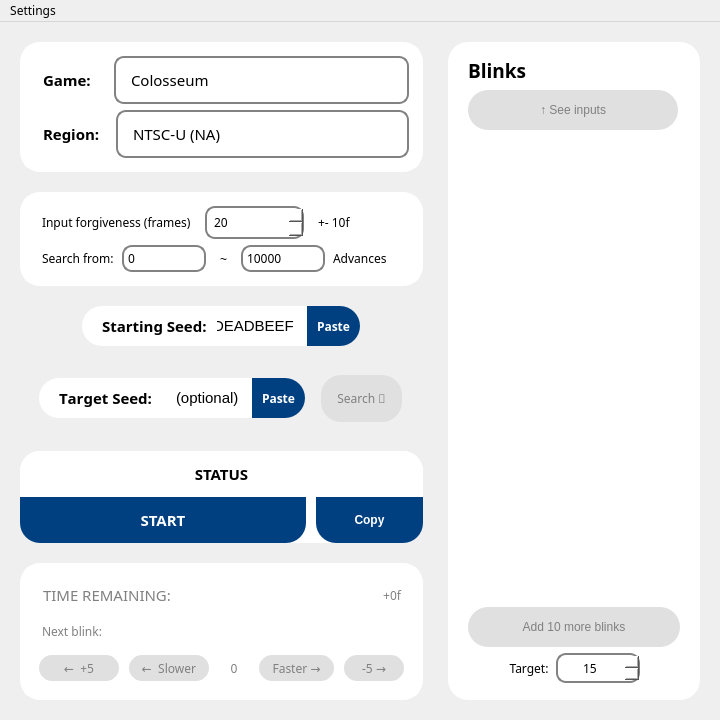
First picture: the form in OpenBlink/GuiProjectBackup/OpenBlink2/mainwindow.ui, repository KapitalRoser/OpenBlink, before the edit.
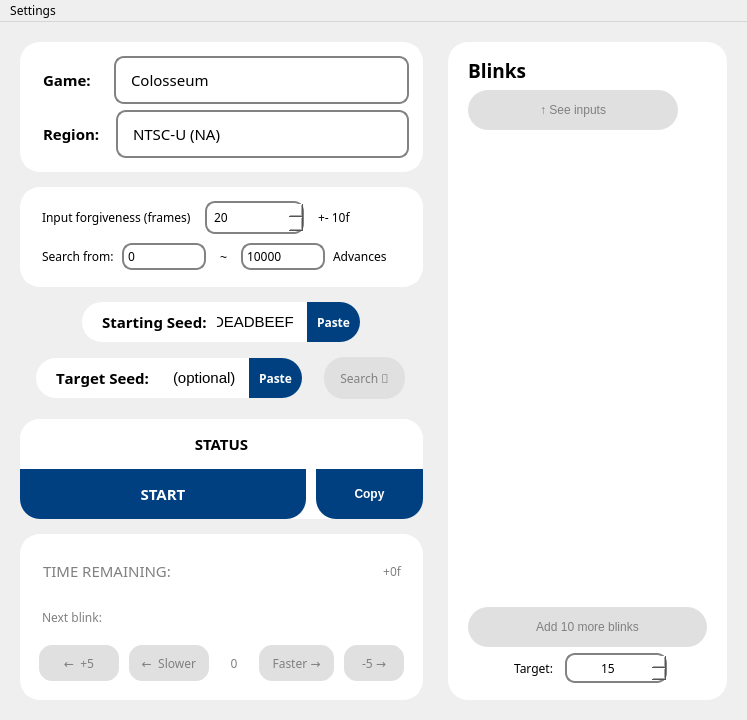
Second picture: the form after the edit. Icons and pictures are not drawn.

```diff
--- a/OpenBlink/GuiProjectBackup/OpenBlink2/mainwindow.ui
+++ b/OpenBlink/GuiProjectBackup/OpenBlink2/mainwindow.ui
@@ -6,7 +6,7 @@
    <rect>
     <x>0</x>
     <y>0</y>
-    <width>720</width>
+    <width>747</width>
     <height>717</height>
    </rect>
   </property>
@@ -55,9 +55,9 @@
      <number>20</number>
     </property>
     <item>
-     <layout class="QVBoxLayout" name="InputsFrame" stretch="2,2,0,0,2,3">
+     <layout class="QVBoxLayout" name="InputsFrame" stretch="3,3,0,0,3,5">
       <property name="spacing">
-       <number>20</number>
+       <number>15</number>
       </property>
       <item>
        <widget class="QFrame" name="platformFrame">
@@ -636,6 +636,18 @@
       <item>
        <widget class="QWidget" name="targetSeedLayoutWidget" native="true">
         <layout class="QHBoxLayout" name="targetSeedLayout">
+         <property name="leftMargin">
+          <number>0</number>
+         </property>
+         <property name="topMargin">
+          <number>0</number>
+         </property>
+         <property name="rightMargin">
+          <number>0</number>
+         </property>
+         <property name="bottomMargin">
+          <number>5</number>
+         </property>
          <item>
           <widget class="QFrame" name="targetSeedQFrame">
            <property name="enabled">
@@ -809,11 +821,17 @@
             <bool>false</bool>
            </property>
            <property name="sizePolicy">
-            <sizepolicy hsizetype="Fixed" vsizetype="Minimum">
+            <sizepolicy hsizetype="Fixed" vsizetype="Fixed">
              <horstretch>0</horstretch>
              <verstretch>0</verstretch>
             </sizepolicy>
            </property>
+           <property name="maximumSize">
+            <size>
+             <width>16777215</width>
+             <height>42</height>
+            </size>
+           </property>
            <property name="styleSheet">
             <string notr="true">QPushButton{background-color: #004080;
 font: 9pt &quot;Century Gothic&quot;;
@@ -1629,7 +1647,7 @@
     <rect>
      <x>0</x>
      <y>0</y>
-     <width>720</width>
+     <width>747</width>
      <height>20</height>
     </rect>
    </property>
```
